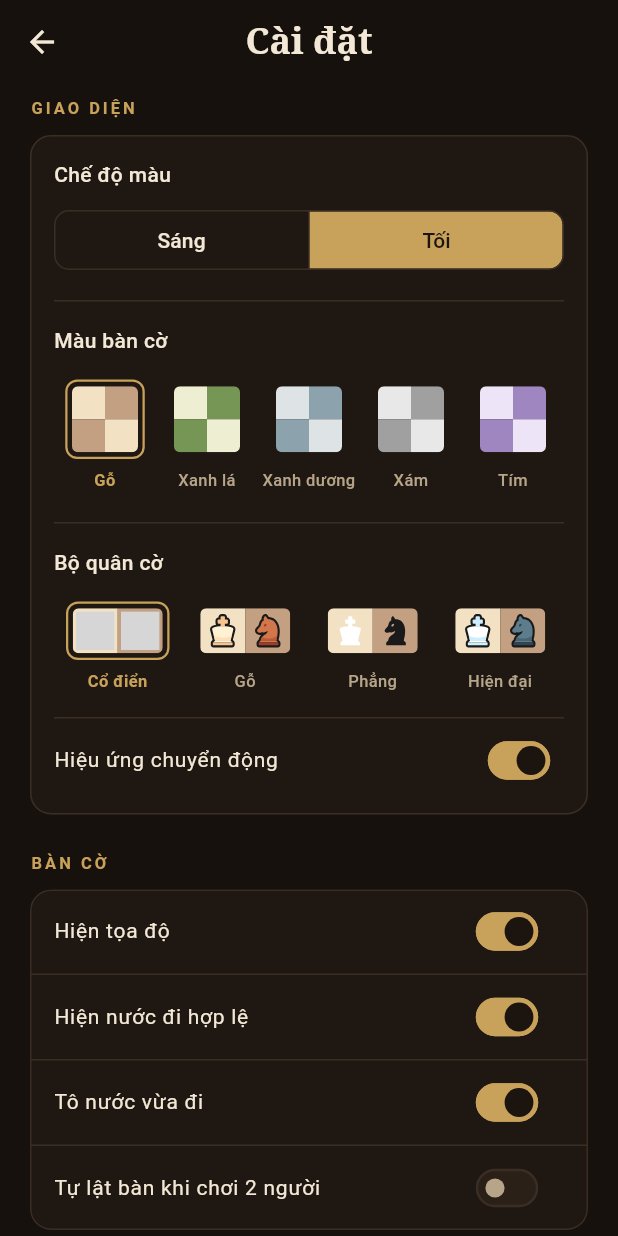
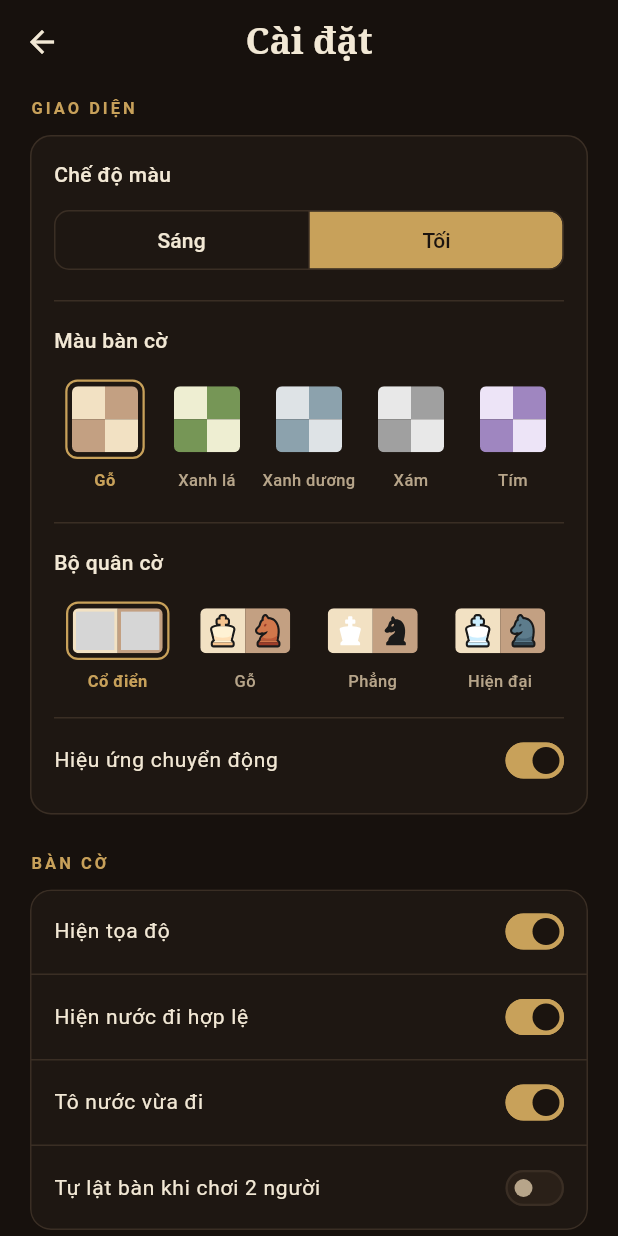
Before and after one commit to vubaochau-coder/chess, a Flutter app: the SettingsPage screen opened directly, on a phone screen of 412 x 824 dp. Run offline on Flutter 3.47's test engine with Material 3 defaults, Android fonts, the phone set to English and light mode, and no system bars; our stand-ins replace audioplayers, bloc, bloc_concurrency, equatable, flutter_bloc, flutter_svg and 1 more; missing offline and left inert: chess_vectors_flutter; accounts and stored records are empty; grey boxes are pictures that could not be loaded.

Commit message:
Align settings switches with the card padding
Shrink switches to 75% inside a box matching the scaled track so every
switch sits 16px from the card edge, the same as the titles.

Co-Authored-By: Claude Opus 5.5 <noreply@anthropic.com>
Claude-Session: https://claude.ai/code/session_019apa9XkWyQScTbktYi1yyg

```diff
--- a/lib/features/settings/view/settings_page.dart
+++ b/lib/features/settings/view/settings_page.dart
@@ -201,7 +201,9 @@ class SettingsPage extends StatelessWidget {
 /// Một công tắc cài đặt; chỉ rebuild khi đúng field nó hiển thị thay đổi.
 ///
 /// Công tắc thu nhỏ còn [_switchScale] cho gọn; cả dòng vẫn bấm được nên vùng
-/// chạm không nhỏ đi.
+/// chạm không nhỏ đi. `Transform.scale` không thu khung bố cục, nên đặt công tắc
+/// trong khung đúng bằng rãnh đã thu nhỏ: mép phải rãnh cách mép thẻ đúng bằng lề
+/// trái của chữ.
 class _SettingSwitch extends StatelessWidget {
   const _SettingSwitch({
     required this.title,
@@ -215,7 +217,13 @@ class _SettingSwitch extends StatelessWidget {
   final void Function(SettingsCubit cubit, bool value) onChanged;
   final EdgeInsetsGeometry? contentPadding;
 
-  static const _switchScale = 0.8;
+  static const _switchScale = 0.75;
+
+  /// Kích thước rãnh công tắc Material 3; công tắc vẽ rãnh ở giữa khung của nó.
+  static const _trackSize = Size(52, 32);
+
+  /// Lề ngang của dòng, bằng lề trong của thẻ có [contentPadding] = 0.
+  static const _horizontalPadding = EdgeInsets.symmetric(horizontal: 16);
 
   @override
   Widget build(BuildContext context) {
@@ -226,11 +234,22 @@ class _SettingSwitch extends StatelessWidget {
         return MergeSemantics(
           child: ListTile(
             title: Text(title, style: const TextStyle(fontSize: 14)),
-            contentPadding: contentPadding,
+            contentPadding: contentPadding ?? _horizontalPadding,
             onTap: () => toggle(!value),
-            trailing: Transform.scale(
-              scale: _switchScale,
-              child: Switch(value: value, onChanged: toggle),
+            trailing: SizedBox.fromSize(
+              size: _trackSize * _switchScale,
+              child: OverflowBox(
+                maxWidth: double.infinity,
+                maxHeight: double.infinity,
+                child: Transform.scale(
+                  scale: _switchScale,
+                  child: Switch(
+                    value: value,
+                    onChanged: toggle,
+                    materialTapTargetSize: MaterialTapTargetSize.shrinkWrap,
+                  ),
+                ),
+              ),
             ),
           ),
         );
```
Also changed, not shown: 3 other files.
